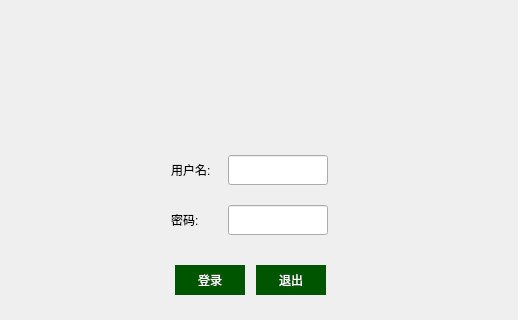
Qt form src/ui/login.ui (renyilin2007/shot-training-manager-system) before a commit; both pictures show x 0 to 518 and y 180 to 500 of the 800 by 500 pixel window.
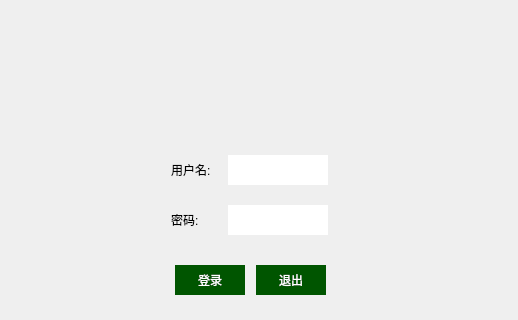
The same form after that commit. Icons and pictures are not drawn.

```diff
--- a/src/ui/login.ui
+++ b/src/ui/login.ui
@@ -15,7 +15,7 @@
   </property>
   <property name="styleSheet">
    <string notr="true">background-image: url(:/pic/射击训练火.png);
-</string>
+border:none</string>
   </property>
   <widget class="QWidget" name="horizontalLayoutWidget">
    <property name="geometry">
```
